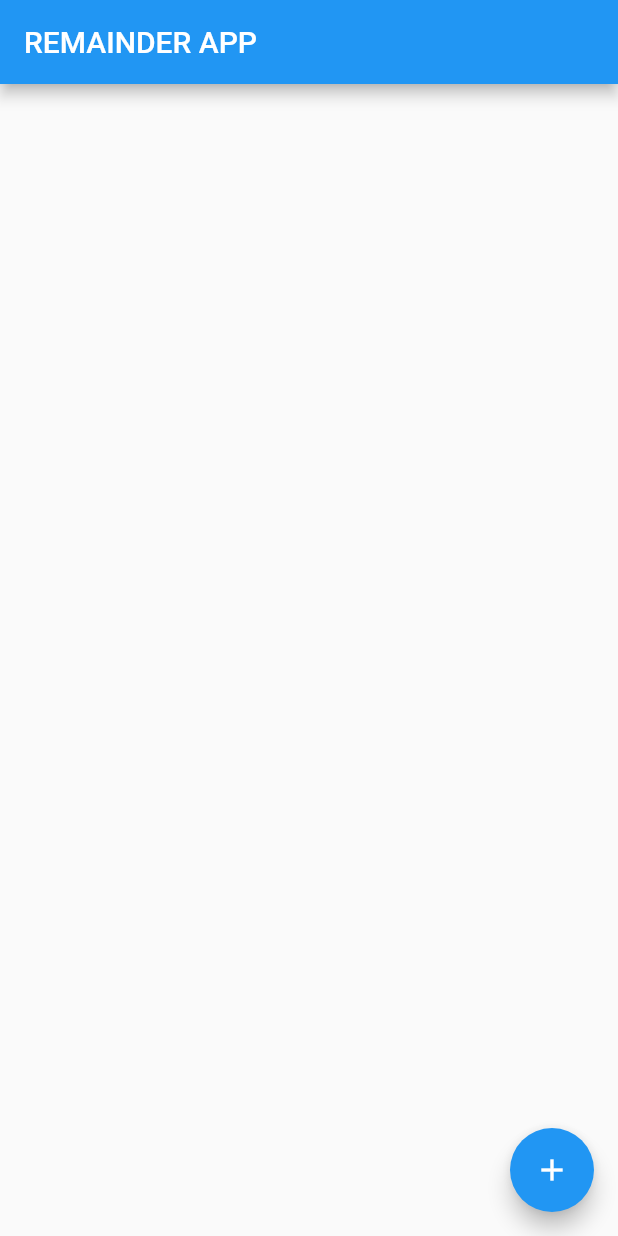
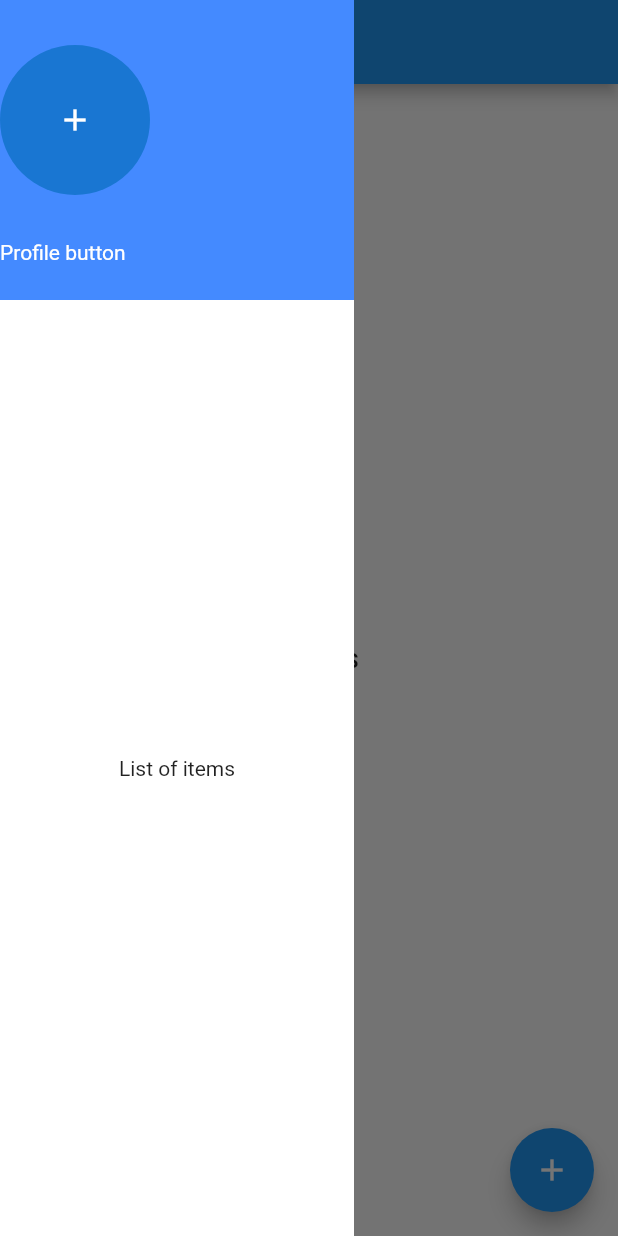
Before and after one commit to dileep9490/remainder-app, a Flutter app: the screen it shows after launch, with the side drawer open (before the commit the screen has no drawer), on a phone screen of 412 x 824 dp. Run offline on Flutter 3.47's test engine with Material 2 defaults, Android fonts, the light colour scheme and no system bars; our stand-ins replace flutter_local_notifications, flutter_native_timezone, sqflite, timezone; accounts and stored records are empty.

Commit message:
there is some error in db and notification

```diff
--- a/lib/database/repo.dart
+++ b/lib/database/repo.dart
@@ -1,19 +1,21 @@
+import 'package:flutter_local_notifications/flutter_local_notifications.dart';
 import 'package:path_provider/path_provider.dart';
 import 'package:remainder_main/models/task_model.dart';
+import 'package:remainder_main/notification_Services/notification_service.dart';
 import 'package:sqflite/sqflite.dart';
 import '../constants.dart';
 
 class Repository {
   Future<Database> initDatabase() async {
     var dir = await getApplicationDocumentsDirectory();
-    String path = dir.path + 'list.db';
+    String path = dir.path + 'todo1.db';
     Database db = await openDatabase(path, version: 1, onCreate: _createDB);
     return db;
   }
 
   _createDB(Database db, int version) async {
     await db.execute(
-        "CREATE TABLE $tablename($colid TEXT NOT NULL , $coltitle TEXT NOT NULL, $colduedate TEXT NOT NULL)");
+        "CREATE TABLE $tablename($colid INTEGER PRIMARY KEY AUTOINCREMENT , $coltitle TEXT NOT NULL, $colduedate TEXT NOT NULL,$colschedule INTEGER NOT NULL)");
   }
 
   Future<Database>? _database;
@@ -32,7 +34,7 @@ class Repository {
     return result;
   }
 
-  Future<int> deleteitme(String id) async {
+  Future<int> deleteitme(int id) async {
     Database db = await database;
     int result =
         await db.delete(tablename, where: '$colid =?', whereArgs: [id]);
@@ -42,10 +44,13 @@ class Repository {
   Future<List<Map<String, dynamic>>> readalldata() async {
     Database db = await database;
     var listofobj = await db.query(tablename);
+
     return listofobj;
   }
 
   Future<List<Task>> getTaskList() async {
+    Future<List<PendingNotificationRequest>> pending =
+        Notification_service().getpendingNotifications();
     List<Map<String, dynamic>> taskmaplist = await readalldata();
     List<Task> tasklist = [];
     taskmaplist.forEach((element) {
@@ -53,4 +58,11 @@ class Repository {
     });
     return tasklist;
   }
+
+  Future updatetask(Task task) async {
+    Database db = await database;
+
+    Map<String, dynamic> row = {colschedule: task.isScheduled};
+    await db.update(tablename, row, where: '$colid = ?', whereArgs: [task.id]);
+  }
 }
--- a/lib/main.dart
+++ b/lib/main.dart
@@ -1,7 +1,10 @@
 import 'package:flutter/material.dart';
+import 'package:remainder_main/notification_Services/notification_service.dart';
 import 'screens/home_screen.dart';
 
-void main() {
+Future<void> main() async {
+  WidgetsFlutterBinding.ensureInitialized();
+  await Notification_service().init();
   runApp(MyApp());
 }
 
@@ -10,6 +13,7 @@ class MyApp extends StatelessWidget {
   @override
   Widget build(BuildContext context) {
     return MaterialApp(
+      debugShowCheckedModeBanner: false,
       title: 'Flutter Demo',
       theme: ThemeData(
         primarySwatch: Colors.blue,
--- a/lib/models/task_model.dart
+++ b/lib/models/task_model.dart
@@ -1,15 +1,26 @@
 class Task {
-  String? id;
-  String? title;
-  DateTime? duedate;
+  int? id;
+  String title;
+  DateTime duedate;
+  bool isScheduled;
 
-  Task({required this.id, required this.title, required this.duedate});
+  Task({required this.title, required this.duedate, required this.isScheduled});
+  Task.withid(
+      {required this.id,
+      required this.title,
+      required this.duedate,
+      required this.isScheduled});
 
-  Map<String, dynamic> toMap() =>
-      {'id': id, 'title': title, 'duedate': duedate!.toIso8601String()};
+  Map<String, dynamic> toMap() => {
+        'id': id,
+        'title': title,
+        'duedate': duedate.toIso8601String(),
+        'isScheduled': isScheduled ? 1 : 0,
+      };
 
-  factory Task.fromMap(Map<String, dynamic> taskdata) => Task(
+  factory Task.fromMap(Map<String, dynamic> taskdata) => Task.withid(
       id: taskdata['id'],
       duedate: DateTime.parse(taskdata['duedate']),
-      title: taskdata['title']);
+      title: taskdata['title'],
+      isScheduled: taskdata['isScheduled'] ? true : false);
 }
--- a/lib/screens/home_screen.dart
+++ b/lib/screens/home_screen.dart
@@ -1,6 +1,8 @@
 import 'package:flutter/material.dart';
 import 'package:remainder_main/database/repo.dart';
+import 'package:remainder_main/notification_Services/notification_service.dart';
 import 'package:remainder_main/widgets/add_widget.dart';
+import 'package:remainder_main/widgets/drawer.dart';
 import 'package:remainder_main/widgets/item_tile.dart';
 
 import '../models/task_model.dart';
@@ -27,7 +29,9 @@ class _MyHomePageState extends State<MyHomePage> {
 
   @override
   Widget build(BuildContext context) {
-    return Scaffold(
+    return SafeArea(
+      child: Scaffold(
+        drawer: DrawerWidget(),
         appBar: AppBar(
           title: Text("REMAINDER APP"),
         ),
@@ -39,6 +43,14 @@ class _MyHomePageState extends State<MyHomePage> {
                   child: CircularProgressIndicator(),
                 );
               } else {
+                if (snapshot.data!.isEmpty) {
+                  return Center(
+                    child: Text(
+                      'NO TASKS',
+                      style: TextStyle(fontWeight: FontWeight.bold),
+                    ),
+                  );
+                } else {
                   return ListView.builder(
                       itemCount: snapshot.data!.length,
                       itemBuilder: (context, count) {
@@ -48,6 +60,7 @@ class _MyHomePageState extends State<MyHomePage> {
                           taskitem: snapshot.data![count],
                         );
                       });
+                }
               }
             }),
         floatingActionButton: FloatingActionButton(
@@ -62,6 +75,7 @@ class _MyHomePageState extends State<MyHomePage> {
           },
           child: Icon(Icons.add),
         ),
+      ),
     );
   }
 }
--- /dev/null
+++ b/lib/widgets/drawer.dart
@@ -0,0 +1,54 @@
+import 'package:flutter/material.dart';
+
+class DrawerWidget extends StatelessWidget {
+  const DrawerWidget({Key? key}) : super(key: key);
+
+  @override
+  Widget build(BuildContext context) {
+    return Container(
+        color: Colors.white,
+        width: MediaQuery.of(context).size.width / 2 + 30,
+        child: Column(
+          children: [
+            ClipRRect(
+              // borderRadius: BorderRadius.only(
+              //     bottomLeft: Radius.circular(30),
+              //     bottomRight: Radius.circular(30)),
+              child: Container(
+                height: 200,
+                width: double.infinity,
+                color: Colors.blueAccent,
+                child: Column(
+                  crossAxisAlignment: CrossAxisAlignment.start,
+                  children: [
+                    SizedBox(
+                      height: 30,
+                    ),
+                    CircleAvatar(
+                      //TODO:add the pic here
+                      radius: 50,
+                      child: Icon(
+                        Icons.add,
+                        color: Colors.white,
+                      ),
+                    ),
+                    SizedBox(
+                      height: 30,
+                    ),
+                    Text(
+                      'Profile button',
+                      style: TextStyle(color: Colors.white),
+                    )
+                  ],
+                ),
+              ),
+            ),
+            Expanded(
+              child: Center(
+                child: Text("List of items"),
+              ),
+            ),
+          ],
+        ));
+  }
+}
--- a/pubspec.yaml
+++ b/pubspec.yaml
@@ -27,6 +27,8 @@ dependencies:
   provider: ^5.0.0
   sqflite: ^2.0.0+3
   path_provider: ^2.0.2
+  flutter_local_notifications: ^6.0.0
+  flutter_native_timezone: ^2.0.0
 
 
   # The following adds the Cupertino Icons font to your application.
```
Also changed, not shown: lib/constants.dart (+10 -0 lines), lib/notification_Services/notification_service.dart (added, +68 -0 lines), lib/notification_Services/timezone.dart (added, +22 -0 lines), lib/widgets/add_widget.dart (+10 -10 lines), lib/widgets/item_tile.dart (+65 -6 lines), pubspec.lock, 2 other files. Lines whose indentation alone changed are shown as unchanged.
